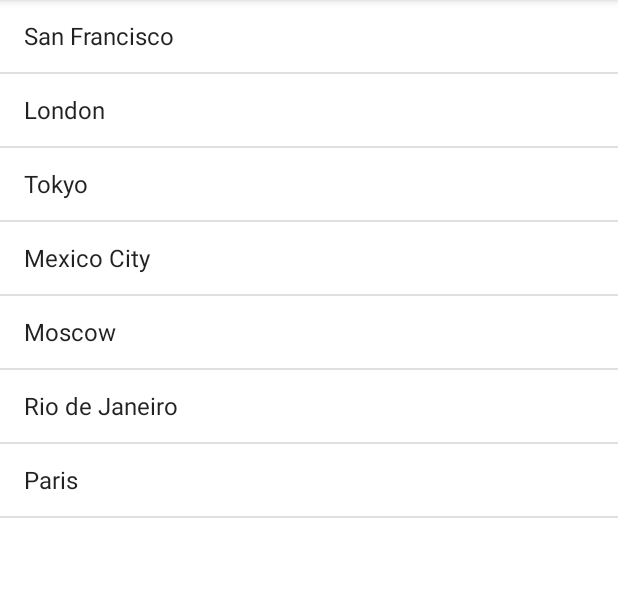
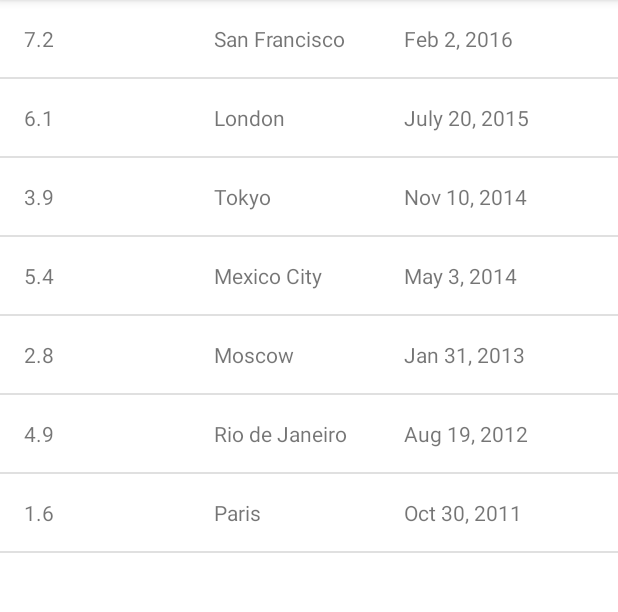
Before and after one commit to swapanpal/Earthquake-API-HTTP-Networking, an Android app: the screen it shows after launch (EarthquakeActivity), on a phone screen of 412 x 824 dp, the part 84-696 px from its top. Run offline under Robolectric (Android 15) with nearby library versions, the phone set to English and light mode, and no system bars.

Commit message:
Show more earthquake data in the list

```diff
--- /dev/null
+++ b/app/src/main/java/android/example/com/earthquakeapinetworking/Earthquake.java
@@ -0,0 +1,47 @@
+package android.example.com.earthquakeapinetworking;
+
+/**
+ * An {@link Earthquake} object contains information related to a single earthquake.
+ */
+public class Earthquake {
+
+    /** Magnitude of the earthquake */
+    private String mMagnitude;
+
+    /** Location of the earthquake */
+    private String mLocation;
+
+    /** Date of the earthquake */
+    private String mDate;
+
+    /**
+     * Constructs a new {@link Earthquake} object.
+     *
+     * @param magnitude is the magnitude (size) of the earthquake
+     * @param location is the city location of the earthquake
+     * @param date is the date the earthquake happened
+     */
+    public Earthquake(String magnitude, String location, String date) {
+        mMagnitude = magnitude;
+        mLocation = location;
+        mDate = date;
+    }
+    /**
+     * Returns the magnitude of the earthquake.
+     */
+    public String getmMagnitude() {
+        return mMagnitude;
+    }
+    /**
+     * Returns the location of the earthquake.
+     */
+    public String getmLocation() {
+        return mLocation;
+    }
+    /**
+     * Returns the date of the earthquake.
+     */
+    public String getmDate() {
+        return mDate;
+    }
+}
--- a/app/src/main/java/android/example/com/earthquakeapinetworking/EarthquakeActivity.java
+++ b/app/src/main/java/android/example/com/earthquakeapinetworking/EarthquakeActivity.java
@@ -16,22 +16,21 @@ public class EarthquakeActivity extends AppCompatActivity {
         super.onCreate(savedInstanceState);
         setContentView(R.layout.earthquake_activity);
 
-        // Create a fake list of earthquake locations.
-        ArrayList<String> earthquakes = new ArrayList<>();
-        earthquakes.add("San Francisco");
-        earthquakes.add("London");
-        earthquakes.add("Tokyo");
-        earthquakes.add("Mexico City");
-        earthquakes.add("Moscow");
-        earthquakes.add("Rio de Janeiro");
-        earthquakes.add("Paris");
+        // Create a fake list of earthquakes.
+        ArrayList<Earthquake> earthquakes = new ArrayList<>();
+        earthquakes.add(new Earthquake("7.2", "San Francisco", "Feb 2, 2016"));
+        earthquakes.add(new Earthquake("6.1", "London", "July 20, 2015"));
+        earthquakes.add(new Earthquake("3.9", "Tokyo", "Nov 10, 2014"));
+        earthquakes.add(new Earthquake("5.4", "Mexico City", "May 3, 2014"));
+        earthquakes.add(new Earthquake("2.8", "Moscow", "Jan 31, 2013"));
+        earthquakes.add(new Earthquake("4.9", "Rio de Janeiro", "Aug 19, 2012"));
+        earthquakes.add(new Earthquake("1.6", "Paris", "Oct 30, 2011"));
 
         // Find a reference to the {@link ListView} in the layout
         ListView earthquakeListView = (ListView) findViewById(R.id.list);
 
-        // Create a new {@link ArrayAdapter} of earthquakes
-        ArrayAdapter<String> adapter = new ArrayAdapter<String>(
-                this, android.R.layout.simple_list_item_1, earthquakes);
+        // Create a new adapter that takes the list of earthquakes as input
+        EarthquakeAdapter adapter = new EarthquakeAdapter(this, earthquakes);
 
         // Set the adapter on the {@link ListView}
         // so the list can be populated in the user interface
--- /dev/null
+++ b/app/src/main/java/android/example/com/earthquakeapinetworking/EarthquakeAdapter.java
@@ -0,0 +1,69 @@
+package android.example.com.earthquakeapinetworking;
+
+import android.content.Context;
+import android.view.LayoutInflater;
+import android.view.View;
+import android.view.ViewGroup;
+import android.widget.ArrayAdapter;
+import android.widget.TextView;
+
+import androidx.annotation.NonNull;
+import androidx.annotation.Nullable;
+
+import java.util.List;
+
+/**
+ * An {@link EarthquakeAdapter} knows how to create a list item layout for each earthquake
+ * in the data source (a list of {@link Earthquake} objects).
+ *
+ * These list item layouts will be provided to an adapter view like ListView
+ * to be displayed to the user.
+ */
+public class EarthquakeAdapter extends ArrayAdapter<Earthquake> {
+
+    /**
+     * Constructs a new {@link EarthquakeAdapter}.
+     *
+     * @param context of the app
+     * @param earthquakes is the list of earthquakes, which is the data source of the adapter
+     */
+    public EarthquakeAdapter(@NonNull Context context, List<Earthquake> earthquakes) {
+        super(context, 0, earthquakes);
+    }
+
+    /**
+     * Returns a list item view that displays information about the earthquake at the given position
+     * in the list of earthquakes.
+     */
+    @NonNull
+    @Override
+    public View getView(int position, @Nullable View convertView, @NonNull ViewGroup parent) {
+        // Check if there is an existing list item view (called convertView) that we can reuse,
+        // otherwise, if convertView is null, then inflate a new list item layout.
+        View listItemView  = convertView;
+        if (listItemView == null) {
+            listItemView = LayoutInflater.from(getContext()).inflate(
+                    R.layout.earthquake_list_item, parent, false);
+        }
+        // Find the earthquake at the given position in the list of earthquakes
+        Earthquake currentEarthquake = getItem(position);
+
+        // Find the TextView with view ID magnitude
+        TextView magnitudeView = (TextView) listItemView.findViewById(R.id.magnitude);
+        // Display the magnitude of the current earthquake in that TextView
+        magnitudeView.setText(currentEarthquake.getmMagnitude());
+
+        // Find the TextView with view ID location
+        TextView locationView = (TextView) listItemView.findViewById(R.id.location);
+        // Display the location of the current earthquake in that TextView
+        locationView.setText(currentEarthquake.getmLocation());
+
+        // Find the TextView with view ID date
+        TextView dateView = (TextView) listItemView.findViewById(R.id.date);
+        // Display the date of the current earthquake in that TextView
+        dateView.setText(currentEarthquake.getmDate());
+
+        // Return the list item view that is now showing the appropriate data
+        return listItemView;
+    }
+}
--- /dev/null
+++ b/app/src/main/res/layout/earthquake_list_item.xml
@@ -0,0 +1,31 @@
+<?xml version="1.0" encoding="utf-8"?>
+<!-- Layout for a single list item that displays an earthquake -->
+<LinearLayout xmlns:android="http://schemas.android.com/apk/res/android"
+    xmlns:tools="http://schemas.android.com/tools"
+    android:orientation="horizontal"
+    android:padding="16dp"
+    android:layout_width="match_parent"
+    android:layout_height="match_parent">
+
+    <TextView
+        android:id="@+id/magnitude"
+        android:layout_width="0dp"
+        android:layout_height="wrap_content"
+        android:layout_weight="1"
+        tools:text="8.9" />
+
+    <TextView
+        android:id="@+id/location"
+        android:layout_width="0dp"
+        android:layout_height="wrap_content"
+        android:layout_weight="1"
+        tools:text="San Francisco, CA" />
+
+    <TextView
+        android:id="@+id/date"
+        android:layout_width="0dp"
+        android:layout_height="wrap_content"
+        android:layout_weight="1"
+        tools:text="Mar 6, 2010" />
+
+</LinearLayout>
```
